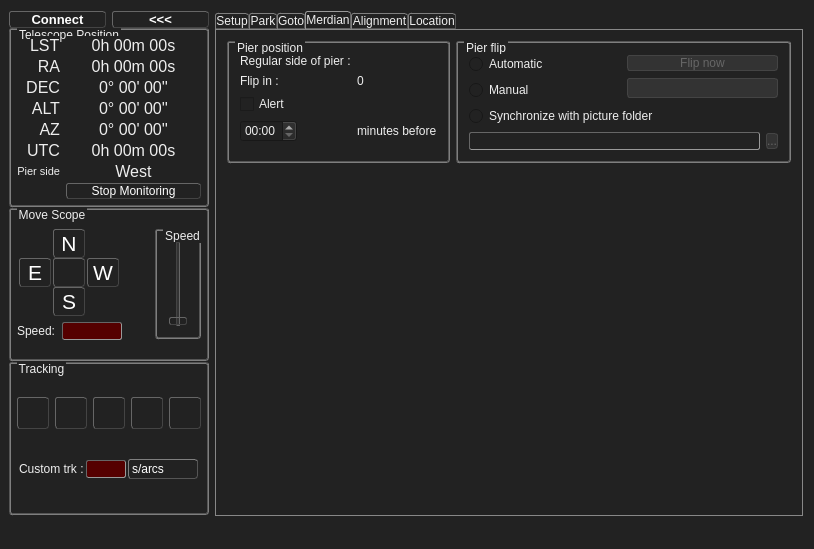
This is ZeGotoControlCenter/zegotocontrolcenter.ui in ZeSly/ZeGotoControlCenter as Qt 5 draws it before an edit. The edited form follows.
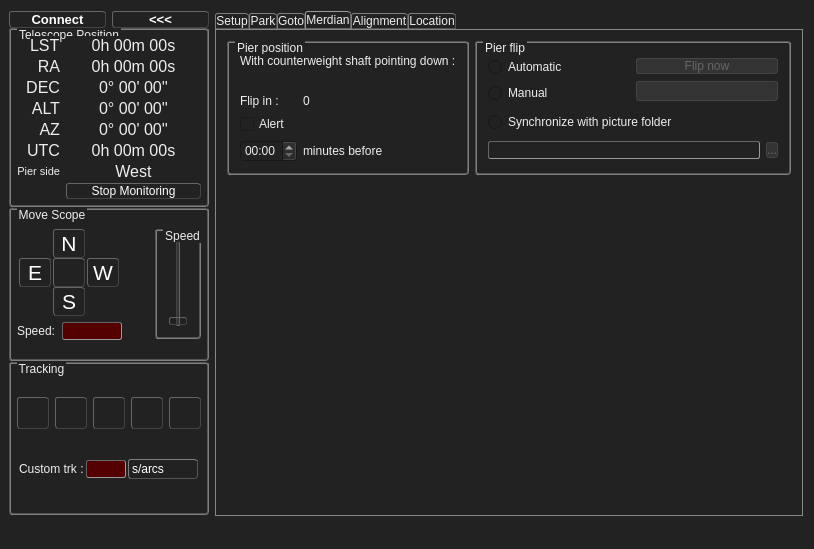
This is the edited form. The open tabs and pages were chosen to show the change. Icons and pictures are not drawn.

Commit message: Display scope side and pier side when counterweight shaft is pointing down, sending pier setting to the mount on connect.

What changed in the file:
```diff
--- a/ZeGotoControlCenter/zegotocontrolcenter.ui
+++ b/ZeGotoControlCenter/zegotocontrolcenter.ui
@@ -2756,34 +2756,14 @@
              <string>Pier position</string>
             </property>
             <layout class="QFormLayout" name="formLayout_4">
-             <item row="0" column="0">
-              <widget class="QLabel" name="label_RegularSideOfPier">
-               <property name="text">
-                <string>Regular side of pier :</string>
-               </property>
-              </widget>
-             </item>
-             <item row="0" column="1">
-              <widget class="QLabel" name="label_SideOfPierValue">
-               <property name="sizePolicy">
-                <sizepolicy hsizetype="Minimum" vsizetype="Preferred">
-                 <horstretch>0</horstretch>
-                 <verstretch>0</verstretch>
-                </sizepolicy>
-               </property>
-               <property name="text">
-                <string/>
-               </property>
-              </widget>
-             </item>
-             <item row="1" column="0">
+             <item row="2" column="0">
               <widget class="QLabel" name="label_FlipIn">
                <property name="text">
                 <string>Flip in :</string>
                </property>
               </widget>
              </item>
-             <item row="1" column="1">
+             <item row="2" column="1">
               <widget class="QLabel" name="label_FlipInValue">
                <property name="sizePolicy">
                 <sizepolicy hsizetype="Minimum" vsizetype="Preferred">
@@ -2796,14 +2776,14 @@
                </property>
               </widget>
              </item>
-             <item row="2" column="0" colspan="2">
+             <item row="3" column="0" colspan="2">
               <widget class="QCheckBox" name="checkBox_PierFlipAlert">
                <property name="text">
                 <string>Alert</string>
                </property>
               </widget>
              </item>
-             <item row="3" column="0">
+             <item row="4" column="0">
               <widget class="QTimeEdit" name="timeEdit_PierFlipAlert">
                <property name="enabled">
                 <bool>false</bool>
@@ -2820,7 +2800,7 @@
                </property>
               </widget>
              </item>
-             <item row="3" column="1">
+             <item row="4" column="1">
               <widget class="QLabel" name="label_PierFlipAlert">
                <property name="enabled">
                 <bool>false</bool>
@@ -2830,6 +2810,26 @@
                </property>
               </widget>
              </item>
+             <item row="1" column="0" colspan="2">
+              <widget class="QLabel" name="label_SideOfPierValue">
+               <property name="sizePolicy">
+                <sizepolicy hsizetype="Minimum" vsizetype="Preferred">
+                 <horstretch>0</horstretch>
+                 <verstretch>0</verstretch>
+                </sizepolicy>
+               </property>
+               <property name="text">
+                <string/>
+               </property>
+              </widget>
+             </item>
+             <item row="0" column="0" colspan="2">
+              <widget class="QLabel" name="label_RegularSideOfPier">
+               <property name="text">
+                <string>With counterweight shaft pointing down :</string>
+               </property>
+              </widget>
+             </item>
             </layout>
            </widget>
           </item>
```
Left out of the diff: 2 changed lines with no effect on the pictures. The commit also changes 3 other files.
